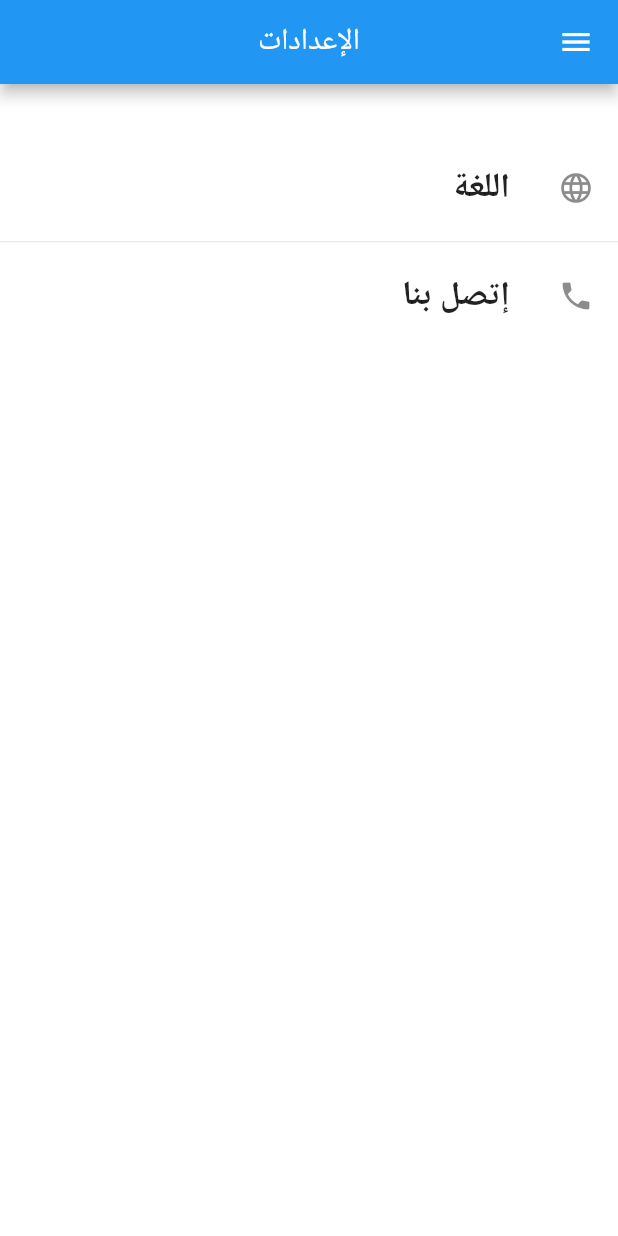
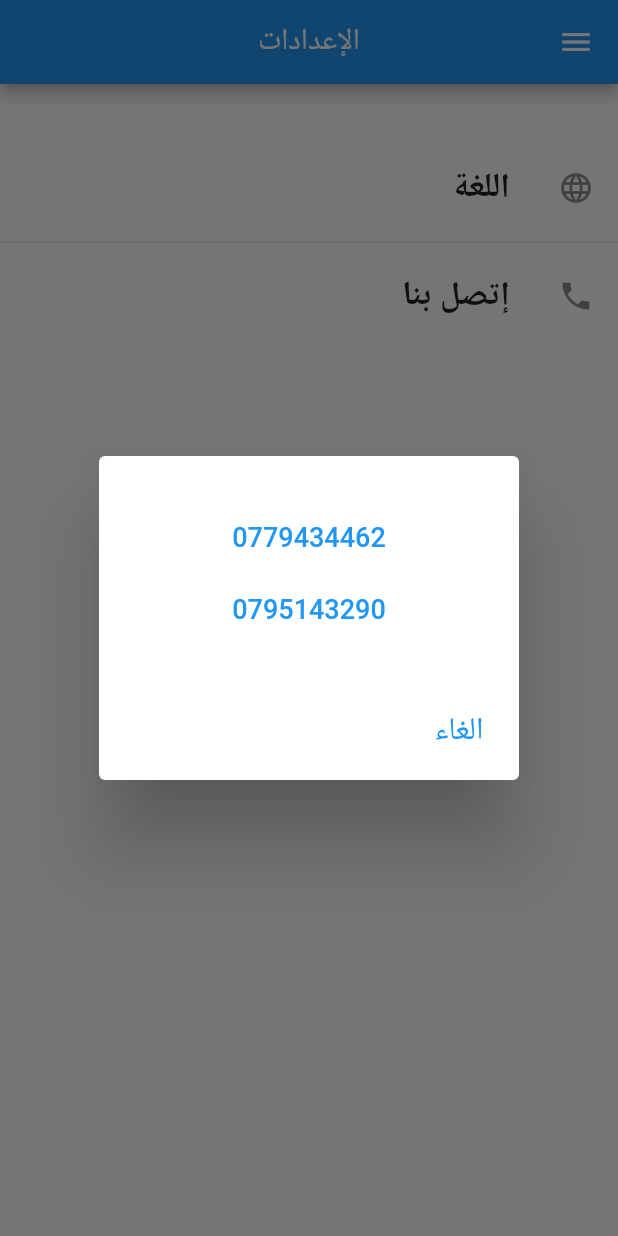
Before and after one commit to OsamaOmari02/restaurant-panel-admins, a Flutter app: the SettingsScreen screen opened by its route, after a tap on "إتصل بنا", on a phone screen of 412 x 824 dp. Run offline on Flutter 3.47's test engine with Material 2 defaults, Android fonts, the phone set to English and light mode, and no system bars; our stand-ins replace cloud_firestore, firebase_auth, firebase_core, fluttertoast, shared_preferences; accounts and stored records are empty; network calls fail.

Commit message:
every restaurant added

```diff
--- a/lib/languageProvider.dart
+++ b/lib/languageProvider.dart
@@ -262,7 +262,7 @@ class LanProvider with ChangeNotifier {
 
   void getLanguage() async {
     SharedPreferences pref = await SharedPreferences.getInstance();
-    isEn = pref.getBool('language')!;
+    isEn = pref.getBool('language')??false;
     notifyListeners();
   }
 }
--- a/lib/logIn.dart
+++ b/lib/logIn.dart
@@ -17,16 +17,12 @@ class Login extends StatefulWidget {
 class _LoginViewState extends State<Login> {
   TextEditingController _emailController = TextEditingController();
   TextEditingController _passwordController = TextEditingController();
-  TextEditingController _nameController = TextEditingController();
-  TextEditingController _typeController = TextEditingController();
   final _formKey = GlobalKey<FormState>();
 
   @override
   void dispose() {
     _emailController.dispose();
     _passwordController.dispose();
-    _nameController.dispose();
-    _typeController.dispose();
     super.dispose();
   }
 
@@ -73,53 +69,53 @@ class _LoginViewState extends State<Login> {
           });
     }
 
-    final nameField = TextFormField(
-      controller: _nameController,
-      keyboardType: TextInputType.text,
-      style: const TextStyle(
-        color: Colors.white,
-      ),
-      cursorColor: Colors.white,
-      decoration: InputDecoration(
-        icon: const Icon(Icons.person, color: Colors.white),
-        focusedBorder: UnderlineInputBorder(
-          borderSide: const BorderSide(
-            color: Colors.white,
-          ),
-        ),
-        labelText: "Name",
-        labelStyle: const TextStyle(
-          color: Colors.white,
-        ),
-        hintStyle: const TextStyle(
-          color: Colors.white,
-        ),
-      ),
-    );
-
-    final typeField = TextFormField(
-      controller: _typeController,
-      keyboardType: TextInputType.text,
-      style: const TextStyle(
-        color: Colors.white,
-      ),
-      cursorColor: Colors.white,
-      decoration: InputDecoration(
-        icon: const Icon(Icons.restaurant, color: Colors.white),
-        focusedBorder: UnderlineInputBorder(
-          borderSide: const BorderSide(
-            color: Colors.white,
-          ),
-        ),
-        labelText: "Type",
-        labelStyle: const TextStyle(
-          color: Colors.white,
-        ),
-        hintStyle: const TextStyle(
-          color: Colors.white,
-        ),
-      ),
-    );
+    // final nameField = TextFormField(
+    //   controller: _nameController,
+    //   keyboardType: TextInputType.text,
+    //   style: const TextStyle(
+    //     color: Colors.white,
+    //   ),
+    //   cursorColor: Colors.white,
+    //   decoration: InputDecoration(
+    //     icon: const Icon(Icons.person, color: Colors.white),
+    //     focusedBorder: UnderlineInputBorder(
+    //       borderSide: const BorderSide(
+    //         color: Colors.white,
+    //       ),
+    //     ),
+    //     labelText: "Name",
+    //     labelStyle: const TextStyle(
+    //       color: Colors.white,
+    //     ),
+    //     hintStyle: const TextStyle(
+    //       color: Colors.white,
+    //     ),
+    //   ),
+    // );
+    //
+    // final typeField = TextFormField(
+    //   controller: _typeController,
+    //   keyboardType: TextInputType.text,
+    //   style: const TextStyle(
+    //     color: Colors.white,
+    //   ),
+    //   cursorColor: Colors.white,
+    //   decoration: InputDecoration(
+    //     icon: const Icon(Icons.restaurant, color: Colors.white),
+    //     focusedBorder: UnderlineInputBorder(
+    //       borderSide: const BorderSide(
+    //         color: Colors.white,
+    //       ),
+    //     ),
+    //     labelText: "Type",
+    //     labelStyle: const TextStyle(
+    //       color: Colors.white,
+    //     ),
+    //     hintStyle: const TextStyle(
+    //       color: Colors.white,
+    //     ),
+    //   ),
+    // );
 
     final emailField = TextFormField(
       controller: _emailController,
@@ -180,8 +176,6 @@ class _LoginViewState extends State<Login> {
       child: Column(
         mainAxisAlignment: MainAxisAlignment.start,
         children: <Widget>[
-          typeField,
-          nameField,
           emailField,
           passwordField,
         ],
@@ -209,36 +203,16 @@ class _LoginViewState extends State<Login> {
             setState(() {
               provider.authState = authStatus.Authenticating;
             });
-            if (_nameController.text.isEmpty || _typeController.text.isEmpty)
-              return dialog('Empty field !');
             var auth = (await FirebaseAuth.instance.signInWithEmailAndPassword(
               email: _emailController.text.trim(),
               password: _passwordController.text,
             ))
                 .user;
+            await provider.fetch();
             if (auth != null) {
               if (!mounted) return;
-              setState(() {
-                provider.authData['name'] = _nameController.text;
-                provider.authData['email'] = _emailController.text.trim();
-                provider.authData['password'] = _passwordController.text;
-                provider.authData['type'] = _typeController.text.trim();
-              });
-              await FirebaseFirestore.instance
-                  .collection('admins')
-                  .doc(FirebaseAuth.instance.currentUser!.uid)
-                  .set({
-                'email':_emailController.text.trim(),
-                'password':_passwordController.text,
-                'name':_nameController.text,
-                'type':_typeController.text.trim(),
-                'isAdmin':true,
-              });
-              setState(() {
-                provider.authState = authStatus.Authenticated;
-              });
               if (provider.authData['type'] == "shawarma")
-                Navigator.of(context).pushReplacementNamed('admin');
+                Navigator.of(context).pushReplacementNamed('adminShawarma');
               else if (provider.authData['type']== "homos")
                 Navigator.of(context).pushReplacementNamed('adminHomos');
               else if (provider.authData['type'] == "sweet")
@@ -247,6 +221,9 @@ class _LoginViewState extends State<Login> {
                 Navigator.of(context).pushReplacementNamed('adminDrinks');
               else if (provider.authData['type'] == "mainRes")
                 Navigator.of(context).pushReplacementNamed('adminRes');
+              setState(() {
+                provider.authState = authStatus.Authenticated;
+              });
             }
           } on FirebaseAuthException catch (e) {
             e.message == 'Given String is empty or null'
--- a/lib/main.dart
+++ b/lib/main.dart
@@ -37,7 +37,6 @@ class _MyAppState extends State<MyApp> {
   @override
   void initState() {
     Provider.of<LanProvider>(context, listen: false).getLanguage();
-    Provider.of<MyProvider>(context, listen: false).fetch();
     super.initState();
   }
   @override
--- a/lib/provider.dart
+++ b/lib/provider.dart
@@ -35,6 +35,7 @@ class MyProvider with ChangeNotifier {
   //   admin = pref.getBool('admin')!;
   //   notifyListeners();
   // }
+
   bool isLoading = false;
   List<Meals> mealIDs = [];
   var mealID;
@@ -263,15 +264,16 @@ class MyProvider with ChangeNotifier {
     final user = FirebaseAuth.instance.currentUser;
       await FirebaseFirestore.instance
           .collection('admins')
-          .doc(user!.uid)
+          .doc(user?.uid)
           .get()
           .then((val) {
-        authData['email'] = val.data()!['email'];
-        authData['password'] = val.data()!['password'];
-        authData['name'] = val.data()!['name'];
-        authData['type'] = val.data()!['type'];
+        authData['email'] = val.data()?['email']??"";
+        authData['password'] = val.data()?['password']??"";
+        authData['name'] = val.data()?['name']??"";
+        authData['type'] = val.data()?['type']??"";
         notifyListeners();
       });
   }
 
+
 }
--- a/lib/settings.dart
+++ b/lib/settings.dart
@@ -58,6 +58,44 @@ class _SettingsScreenState extends State<SettingsScreen> {
             );
           });
     }
+    dialog2() {
+      return showDialog(
+          context: context,
+          builder: (BuildContext ctx) {
+            return AlertDialog(
+              title: Padding(
+                padding: const EdgeInsets.all(6.0),
+                child: Column(
+                  children: [
+                    TextButton(
+                        onPressed: () async =>
+                        await launch('tel://${0779434462}'),
+                        child: const Text(
+                          "0779434462",
+                          style: const TextStyle(fontSize: 18),
+                        )),
+                    TextButton(
+                        onPressed: () async =>
+                        await launch('tel://${0795143290}'),
+                        child: const Text(
+                          "0795143290",
+                          style: const TextStyle(fontSize: 18),
+                        )),
+                  ],
+                ),
+              ),
+              contentPadding: EdgeInsets.symmetric(vertical: 8),
+              elevation: 24,
+              actions: [
+                TextButton(
+                    child: Text(lanProvider.texts('cancel?'),
+                        style: const TextStyle(fontSize: 21)),
+                    onPressed: () => Navigator.of(context).pop()),
+              ],
+            );
+          });
+    }
+
 
     return Directionality(
       textDirection: lanProvider.isEn ? TextDirection.ltr : TextDirection.rtl,
@@ -87,7 +125,7 @@ class _SettingsScreenState extends State<SettingsScreen> {
                 child: Text(lanProvider.texts('call us'),
                     style: TextStyle(
                         fontWeight: FontWeight.w600, fontSize: width * 0.055)),
-                onTap: () => launch('tel://${0789259915}'),
+                onTap: () => dialog2(),
               ),
             ),
           ],
```
Also changed, not shown: lib/drawer.dart (+11 -25 lines), lib/shawarma_admin.dart (+6 -6 lines), lib/userState.dart (+12 -1 lines).
